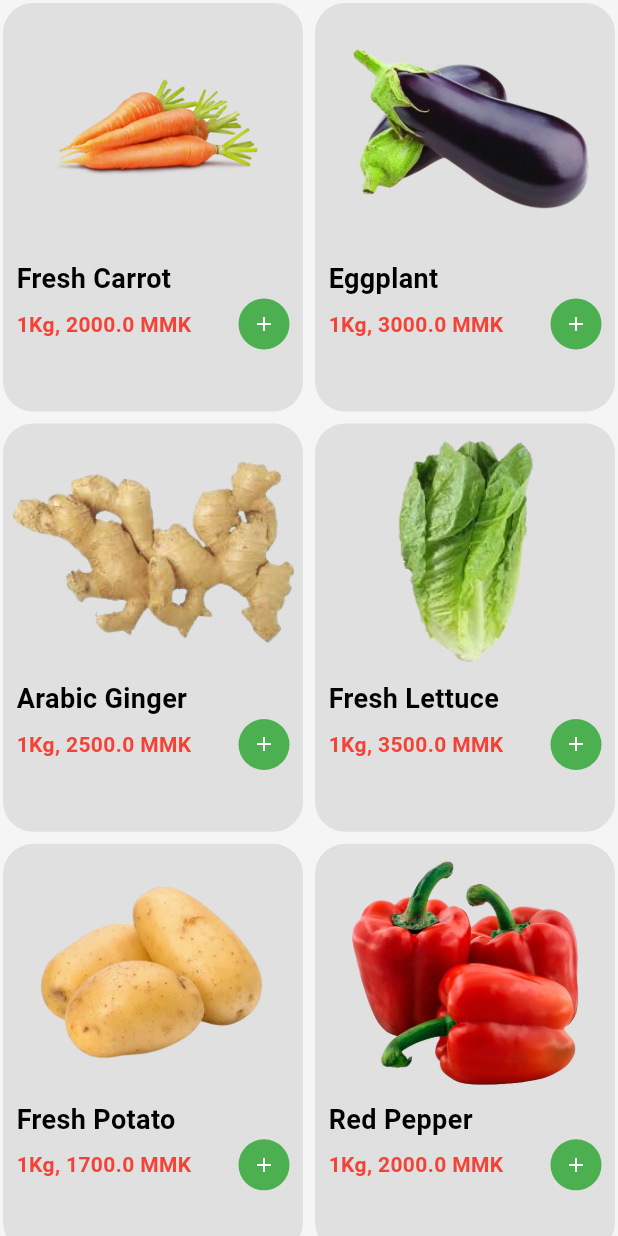
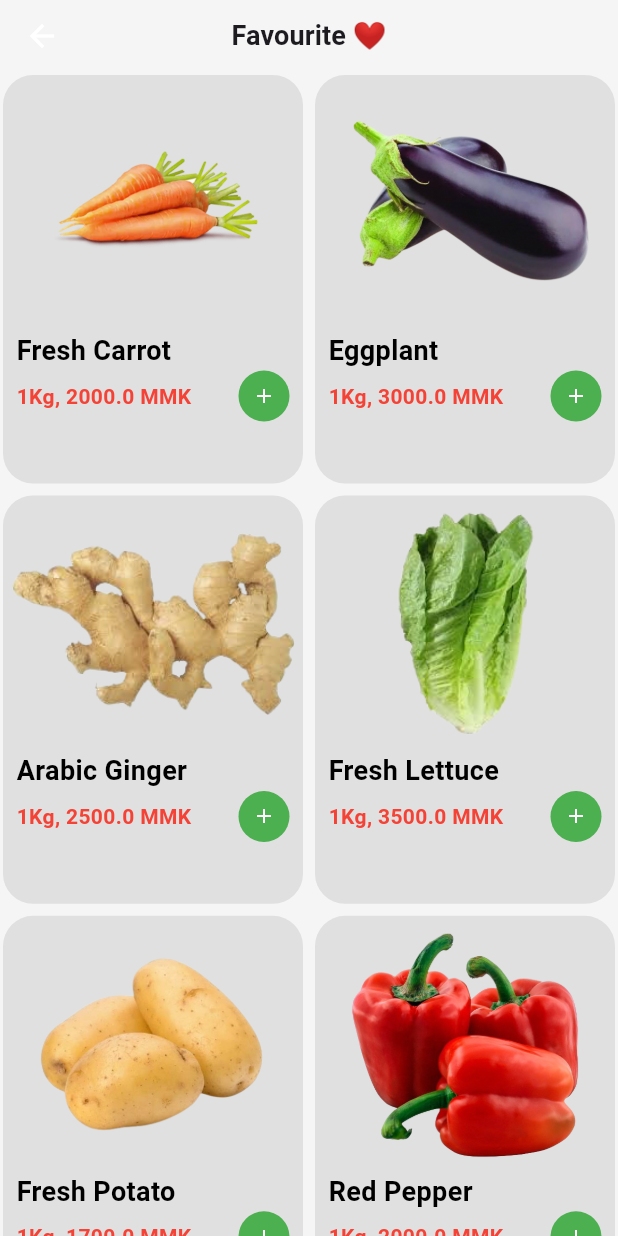
Before and after one commit to kyilwinoo97/pico_user, a Flutter app: the AllItemPage screen opened by its route, on a phone screen of 412 x 824 dp. Run offline on Flutter 3.47's test engine with Material 3 defaults, Android fonts, the phone set to English and light mode, and no system bars; our stand-ins replace badges, equatable, flutter_bloc, get_it; missing offline and left inert: layout; Roboto replaces fonts that are missing (ShantellSans).

Commit message:
add appbar

```diff
--- a/lib/presentation/all_item/all_item_page.dart
+++ b/lib/presentation/all_item/all_item_page.dart
@@ -2,6 +2,7 @@ import 'package:flutter/cupertino.dart';
 import 'package:flutter/material.dart';
 import 'package:layout/layout.dart';
 import 'package:pico_user/presentation/configs/configs.dart';
+import 'package:pico_user/presentation/utils/extensions/extensions.dart';
 
 import '../configs/constant_string.dart';
 import '../home/home_page.dart';
@@ -25,6 +26,11 @@ class _AllItemPageState extends State<AllItemPage> {
     final double itemWidth = size.width / 1.5;
     return Layout(
       child: Scaffold(
+      appBar: AppBar(
+          centerTitle: true,
+          leading: null,
+          title: Text("Favourite ❤️",style: context.titleExtraSmall,),
+        ),
         body: ListView(
           key: _key,
           controller: _scrollController,
--- a/lib/presentation/inbox/inbox_page.dart
+++ b/lib/presentation/inbox/inbox_page.dart
@@ -17,6 +17,11 @@ class _InboxPageState extends State<InboxPage> {
   Widget build(BuildContext context) {
 
     return Scaffold(
+    appBar: AppBar(
+        centerTitle: true,
+        leading: null,
+        title: Text("Message 📢",style: context.titleExtraSmall,),
+      ),
       body: ListView.builder(
         itemCount: 20,
           physics:const ClampingScrollPhysics(),
```
